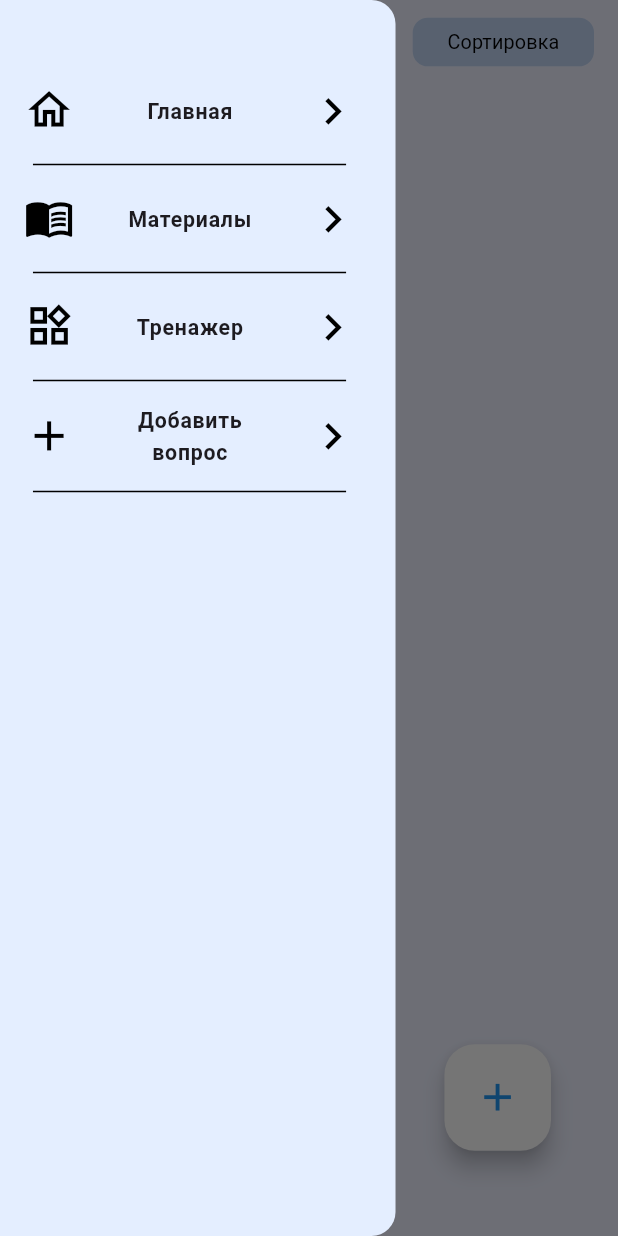
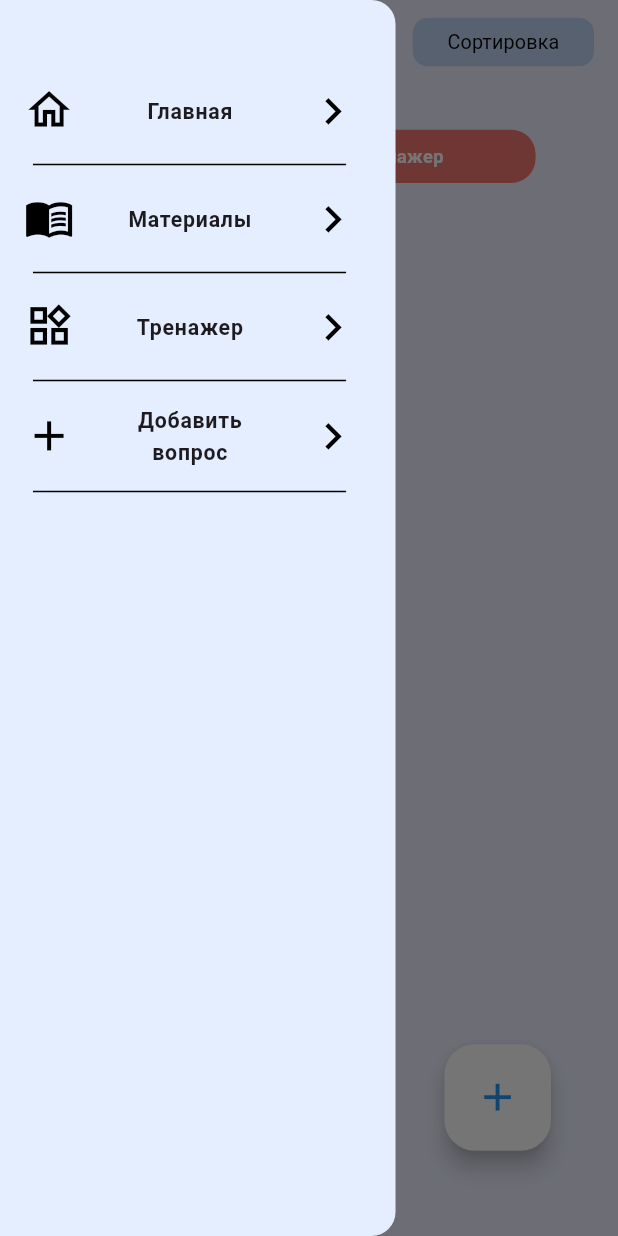
Before and after one commit to megavvve/StudyReady, a Flutter app: the TrainerListWidget screen opened directly with empty values, with the side drawer open, on a phone screen of 412 x 824 dp. Run offline on Flutter 3.47's test engine with Material 3 defaults, Android fonts, the phone set to English and light mode, and no system bars; our stand-ins replace bloc, cloud_firestore, drift, equatable, file_picker, firebase_auth and 9 more; missing offline and left inert: easy_autocomplete, firebase_app_check, flutter_pdfview, sqlite3; accounts and stored records are empty; generated files the repository leaves out were written again; network calls fail; statements that could not run were skipped.

Commit message:
add delete button last trainer in trainer list

```diff
--- a/lib/presentation/navigation/navigation_bar.dart
+++ b/lib/presentation/navigation/navigation_bar.dart
@@ -1,6 +1,5 @@
 import 'package:flutter/material.dart';
 import 'package:flutter_screenutil/flutter_screenutil.dart';
-import 'package:study_ready/presentation/pages/delete_trainer/delete_trainer_screen.dart';
 import 'package:study_ready/presentation/pages/home_page/home_screen.dart';
 import 'package:study_ready/presentation/pages/materials_page/materials_screen.dart';
 import 'package:study_ready/presentation/pages/trainer_page/add_question/add_question_screen/add_question_screen.dart';
--- a/lib/presentation/pages/trainer_page/trainer_screen/widget/trainer_list_widget.dart
+++ b/lib/presentation/pages/trainer_page/trainer_screen/widget/trainer_list_widget.dart
@@ -1,12 +1,15 @@
 import 'package:flutter/material.dart';
+import 'package:flutter_bloc/flutter_bloc.dart';
 import 'package:flutter_screenutil/flutter_screenutil.dart';
 import 'package:study_ready/domain/entities/trainer.dart';
+import 'package:study_ready/presentation/blocs/trainer_bloc/trainer_bloc.dart';
 import 'package:study_ready/presentation/navigation/burger_navigation_leading.dart';
 import 'package:study_ready/presentation/navigation/custom_page_router.dart';
 import 'package:study_ready/presentation/navigation/navigation_bar.dart';
 import 'package:study_ready/presentation/pages/trainer_page/add_question/add_question_screen/add_question_screen.dart';
-import 'package:study_ready/presentation/pages/trainer_page/trainer_screen/widget/sort_trainers_fun.dart';
-import 'package:study_ready/presentation/pages/trainer_page/trainer_screen/widget/trainer_card.dart';
+import 'package:study_ready/presentation/pages/trainer_page/trainer_screen/widget/widget_of_trainer_list_widget.dart/delete_last_trainer_button.dart';
+import 'package:study_ready/presentation/pages/trainer_page/trainer_screen/widget/widget_of_trainer_list_widget.dart/sort_trainers_fun.dart';
+import 'package:study_ready/presentation/pages/trainer_page/trainer_screen/widget/widget_of_trainer_list_widget.dart/trainer_card.dart';
 import 'package:study_ready/utils/app_colors.dart';
 
 class TrainerListWidget extends StatefulWidget {
@@ -23,11 +26,13 @@ class TrainerListWidget extends StatefulWidget {
 
 class _TrainerListWidgetState extends State<TrainerListWidget> {
   late List<Trainer> sortingList;
+  late List<Trainer> trainerList;
 
   @override
   void initState() {
     super.initState();
-    sortingList = List.from(widget.trainerList);
+    trainerList = widget.trainerList;
+    sortingList = List.from(trainerList);
   }
 
   @override
@@ -213,7 +218,37 @@ class _TrainerListWidgetState extends State<TrainerListWidget> {
                   child: SizedBox(
                     height: 30.h,
                   ),
-                )
+                ),
+                (trainerList.length != 1)
+                    ? SliverToBoxAdapter(
+                        child: Padding(
+                          padding: EdgeInsets.symmetric(horizontal: 50.w),
+                          child: DeleteLastTrainerButton(
+                            onPressed: () {
+                              setState(
+                                () {
+                                  if (trainerList.length != 1) {
+                                    BlocProvider.of<TrainerBloc>(context)
+                                        .add(DeleteTrainer(
+                                      trainer: widget.trainerList.last,
+                                    ));
+                                    trainerList.remove(trainerList.last);
+                                    sortingList = trainerList;
+                                  }
+                                },
+                              );
+                            },
+                          ),
+                        ),
+                      )
+                    : const SliverToBoxAdapter(
+                        child: SizedBox(),
+                      ),
+                SliverToBoxAdapter(
+                  child: SizedBox(
+                    height: 30.h,
+                  ),
+                ),
               ],
             ),
           ),
--- /dev/null
+++ b/lib/presentation/pages/trainer_page/trainer_screen/widget/widget_of_trainer_list_widget.dart/delete_last_trainer_button.dart
@@ -0,0 +1,64 @@
+import 'package:flutter/material.dart';
+import 'package:flutter_screenutil/flutter_screenutil.dart';
+
+class DeleteLastTrainerButton extends StatefulWidget {
+  final VoidCallback onPressed;
+
+  const DeleteLastTrainerButton({Key? key, required this.onPressed})
+      : super(key: key);
+
+  @override
+  _DeleteLastTrainerButtonState createState() =>
+      _DeleteLastTrainerButtonState();
+}
+
+class _DeleteLastTrainerButtonState extends State<DeleteLastTrainerButton>
+    with SingleTickerProviderStateMixin {
+  late AnimationController _controller;
+
+  @override
+  void initState() {
+    super.initState();
+    _controller = AnimationController(
+      vsync: this,
+      duration: const Duration(milliseconds: 500),
+    );
+  }
+
+  @override
+  Widget build(BuildContext context) {
+    return GestureDetector(
+      onTap: () {
+        widget.onPressed();
+        _controller.forward(from: 0.0);
+      },
+      child: RotationTransition(
+        turns: Tween<double>(begin: 0, end: 1).animate(_controller),
+        child: Container(
+          width: 100.w,
+          height: 35.h,
+          decoration: BoxDecoration(
+            color: Colors.red.withOpacity(0.7),
+            borderRadius: BorderRadius.circular(16.sp),
+          ),
+          child: Center(
+            child: Text(
+              'Удалить последний тренажер',
+              style: TextStyle(
+                color: Colors.white,
+                fontSize: 12.sp,
+                fontWeight: FontWeight.bold,
+              ),
+            ),
+          ),
+        ),
+      ),
+    );
+  }
+
+  @override
+  void dispose() {
+    _controller.dispose();
+    super.dispose();
+  }
+}
--- a/lib/presentation/pages/trainer_page/trainer_screen/widget/trainer_card.dart
+++ b/lib/presentation/pages/trainer_page/trainer_screen/widget/widget_of_trainer_list_widget.dart/trainer_card.dart
@@ -6,7 +6,7 @@ import 'package:flutter_screenutil/flutter_screenutil.dart';
 
 import 'package:study_ready/domain/entities/trainer.dart';
 import 'package:study_ready/presentation/blocs/trainer_bloc/trainer_bloc.dart';
-import 'package:study_ready/presentation/pages/trainer_page/trainer_screen/widget/show_launching_trainer.dart';
+import 'package:study_ready/presentation/pages/trainer_page/trainer_screen/widget/widget_of_trainer_list_widget.dart/show_launching_trainer.dart';
 import 'package:study_ready/utils/app_svg_assets.dart';
 
 class TrainerCard extends StatelessWidget {
```
Also changed, not shown: lib/presentation/pages/materials_page/widgets/material_screen_widget.dart (+75 -75 lines), lib/presentation/pages/trainer_page/trainer_screen/widget/widget_of_trainer_list_widget.dart/message_about_delete_last_trainer.dart (added, +21 -0 lines), lib/presentation/pages/trainer_page/trainer_screen/widget/widget_of_trainer_list_widget.dart/show_launching_trainer.dart (renamed from lib/presentation/pages/trainer_page/trainer_screen/widget/show_launching_trainer.dart), lib/presentation/pages/trainer_page/trainer_screen/widget/widget_of_trainer_list_widget.dart/sort_trainers_fun.dart (renamed from lib/presentation/pages/trainer_page/trainer_screen/widget/sort_trainers_fun.dart).
